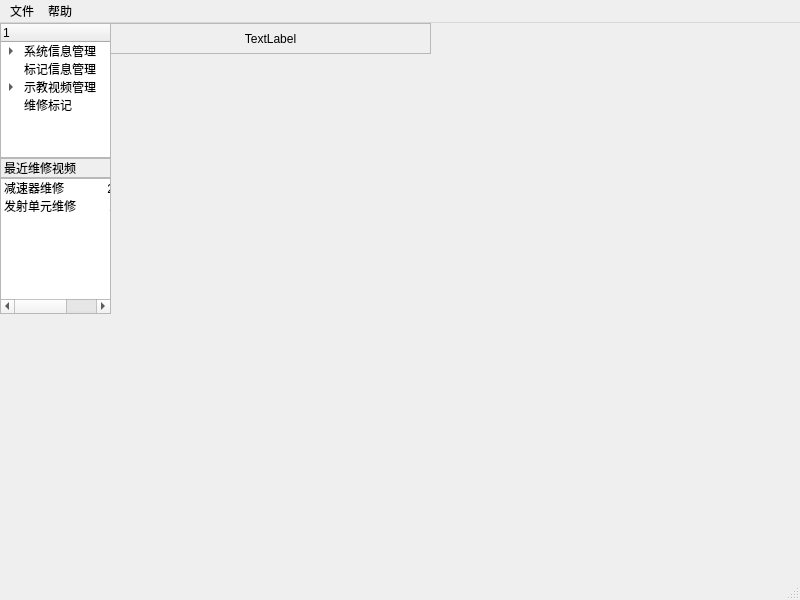
This is task/Auxiliary_maintenance/mainscence.ui in liuyu690806/AR as Qt 5 draws it before an edit. The edited form follows.
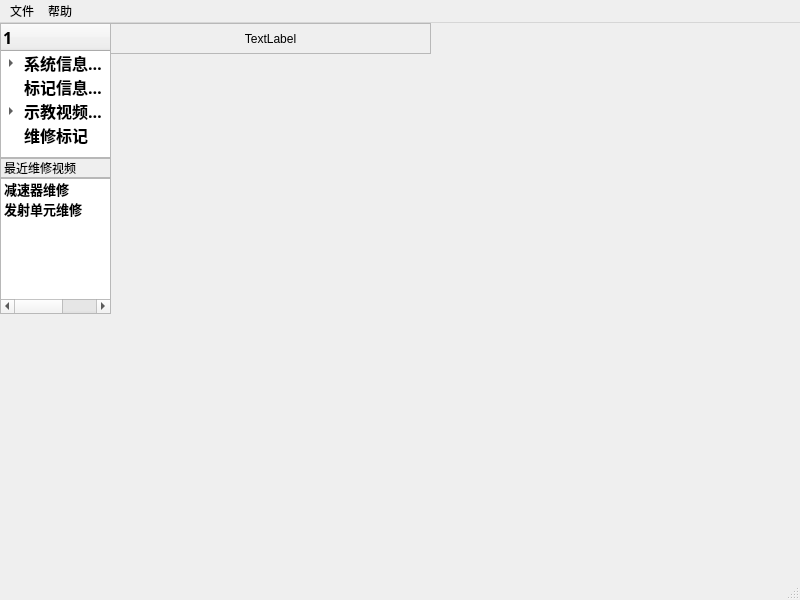
This is the edited form.

```diff
--- a/task/Auxiliary_maintenance/mainscence.ui
+++ b/task/Auxiliary_maintenance/mainscence.ui
@@ -66,6 +66,14 @@
      </property>
      <item>
       <widget class="QTreeWidget" name="treeWidget">
+       <property name="font">
+        <font>
+         <family>微软雅黑</family>
+         <pointsize>12</pointsize>
+         <weight>75</weight>
+         <bold>true</bold>
+        </font>
+       </property>
        <column>
         <property name="text">
          <string>1</string>
@@ -125,6 +133,14 @@
      </item>
      <item>
       <widget class="QListWidget" name="listWidget">
+       <property name="font">
+        <font>
+         <family>微软雅黑</family>
+         <pointsize>10</pointsize>
+         <weight>75</weight>
+         <bold>true</bold>
+        </font>
+       </property>
        <item>
         <property name="text">
          <string>减速器维修             2020.12.21</string>
```
Left out of the diff: 2 changed lines with no effect on the pictures.
